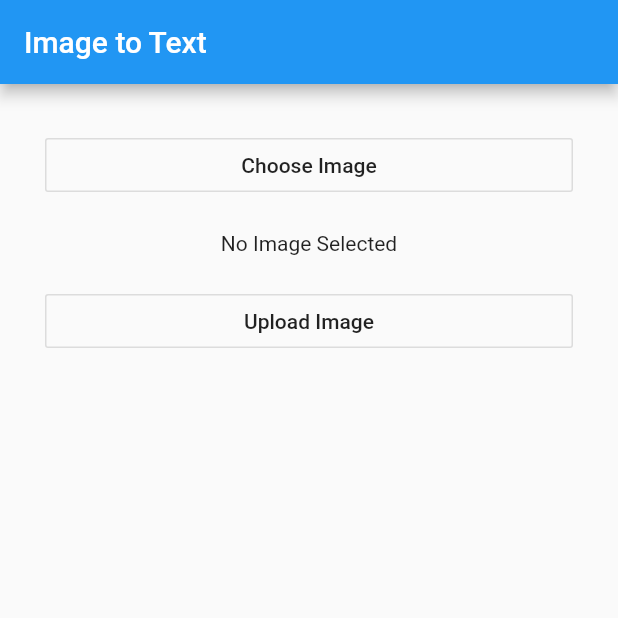
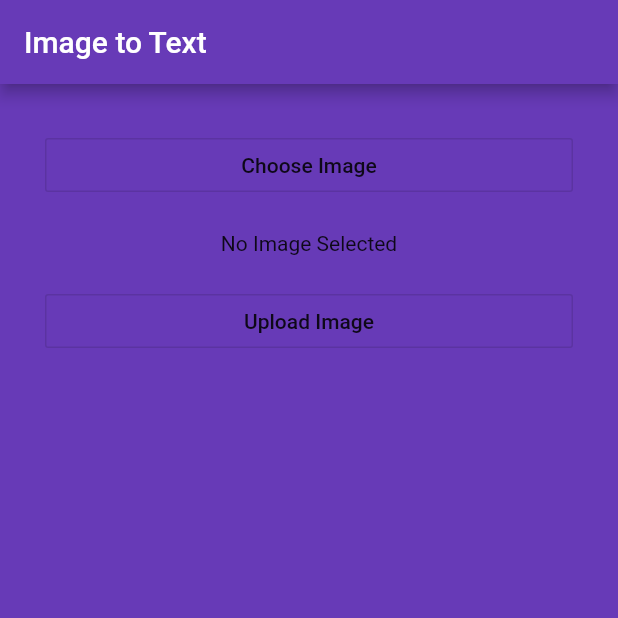
Before and after one commit to codeZero531/optical-character-recognition, a Flutter app: the screen it shows after launch, on a phone screen of 412 x 824 dp, the top half of it. Run offline on Flutter 3.47's test engine with Material 2 defaults, Android fonts, the light colour scheme and no system bars; our stand-ins replace image_picker.

Commit message:
Update main.dart

```diff
--- a/flutter_app/lib/main.dart
+++ b/flutter_app/lib/main.dart
@@ -16,6 +16,7 @@ class MyApp extends StatelessWidget {
     return new MaterialApp(
       debugShowCheckedModeBanner: false,
       title: 'image to text',
+      color: Colors.deepPurple,
       home: new UploadImage(),
     );
   }
@@ -31,8 +32,7 @@ class UploadImage extends StatefulWidget {
 }
 
 class UploadImageState extends State<UploadImage> {
-
- static final String uploadEndPoint = 'http://localhost:3000/image';
+  static final String uploadEndPoint = 'http://localhost:3000/image';
   Future<File> file;
   String status = '';
   String base64Image;
@@ -108,12 +108,13 @@ class UploadImageState extends State<UploadImage> {
 
   @override
   Widget build(BuildContext context) {
-
     return Scaffold(
       appBar: AppBar(
-         title: Text("Image to Text"),
+        title: Text("Image to Text"),
+        backgroundColor: Colors.deepPurple,
       ),
       body: Container(
+        color: Colors.deepPurple,
         padding: EdgeInsets.all(30.0),
         child: Column(
           crossAxisAlignment: CrossAxisAlignment.stretch,
@@ -132,6 +133,7 @@ class UploadImageState extends State<UploadImage> {
             OutlineButton(
               onPressed: startUpload,
               child: Text('Upload Image'),
+              color: Colors.deepPurple,
             ),
             SizedBox(
               height: 20.0,
```
